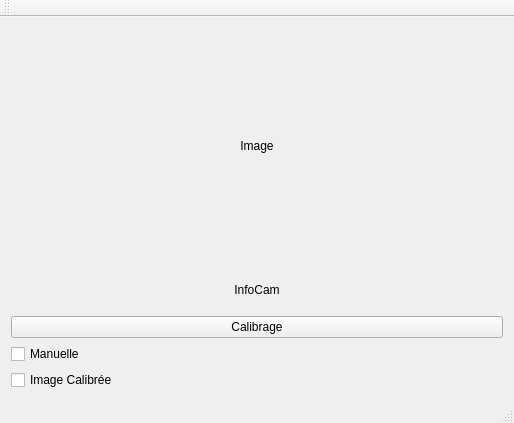
Above: Tap_The_Rainbow/mainwindow.ui from arnaudricaud/Tap_The_Rainbow before the change. Below: the same form after it.
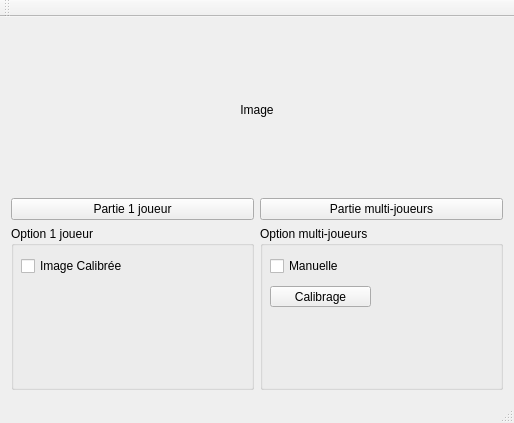
That is the form after the change.

Commit message: Interface V1 :jack_o_lantern:

Patch:
```diff
--- a/Tap_The_Rainbow/mainwindow.ui
+++ b/Tap_The_Rainbow/mainwindow.ui
@@ -18,20 +18,6 @@
     <bool>true</bool>
    </property>
    <layout class="QGridLayout" name="gridLayout_3">
-    <item row="2" column="0">
-     <widget class="QCheckBox" name="checkAuto">
-      <property name="text">
-       <string>Manuelle</string>
-      </property>
-     </widget>
-    </item>
-    <item row="1" column="0">
-     <widget class="QPushButton" name="pushButton">
-      <property name="text">
-       <string>Calibrage</string>
-      </property>
-     </widget>
-    </item>
     <item row="0" column="0">
      <layout class="QHBoxLayout" name="horizontalLayout">
       <property name="sizeConstraint">
@@ -52,32 +38,96 @@
           </property>
          </widget>
         </item>
-        <item>
-         <widget class="QLabel" name="camInfo">
-          <property name="maximumSize">
-           <size>
-            <width>16777215</width>
-            <height>40</height>
-           </size>
-          </property>
-          <property name="text">
-           <string>InfoCam</string>
-          </property>
-          <property name="alignment">
-           <set>Qt::AlignCenter</set>
-          </property>
-         </widget>
-        </item>
        </layout>
       </item>
      </layout>
     </item>
-    <item row="3" column="0">
-     <widget class="QCheckBox" name="imgCalib">
-      <property name="text">
-       <string>Image Calibrée</string>
-      </property>
-     </widget>
+    <item row="2" column="0">
+     <layout class="QHBoxLayout" name="horizontalLayout_2">
+      <item>
+       <widget class="QGroupBox" name="groupBox">
+        <property name="minimumSize">
+         <size>
+          <width>0</width>
+          <height>100</height>
+         </size>
+        </property>
+        <property name="title">
+         <string>Option 1 joueur</string>
+        </property>
+        <widget class="QCheckBox" name="imgCalib">
+         <property name="geometry">
+          <rect>
+           <x>10</x>
+           <y>30</y>
+           <width>101</width>
+           <height>20</height>
+          </rect>
+         </property>
+         <property name="text">
+          <string>Image Calibrée</string>
+         </property>
+        </widget>
+       </widget>
+      </item>
+      <item>
+       <widget class="QGroupBox" name="groupBox_2">
+        <property name="minimumSize">
+         <size>
+          <width>0</width>
+          <height>100</height>
+         </size>
+        </property>
+        <property name="title">
+         <string>Option multi-joueurs</string>
+        </property>
+        <widget class="QCheckBox" name="checkAuto">
+         <property name="geometry">
+          <rect>
+           <x>10</x>
+           <y>30</y>
+           <width>91</width>
+           <height>20</height>
+          </rect>
+         </property>
+         <property name="text">
+          <string>Manuelle</string>
+         </property>
+        </widget>
+        <widget class="QPushButton" name="pushButton">
+         <property name="geometry">
+          <rect>
+           <x>10</x>
+           <y>60</y>
+           <width>101</width>
+           <height>21</height>
+          </rect>
+         </property>
+         <property name="text">
+          <string>Calibrage</string>
+         </property>
+        </widget>
+       </widget>
+      </item>
+     </layout>
+    </item>
+    <item row="1" column="0">
+     <layout class="QHBoxLayout" name="horizontalLayout_3">
+      <item>
+       <widget class="QPushButton" name="butonJoueur">
+        <property name="text">
+         <string>Partie 1 joueur</string>
+        </property>
+       </widget>
+      </item>
+      <item>
+       <widget class="QPushButton" name="butonMulti">
+        <property name="text">
+         <string>Partie multi-joueurs</string>
+        </property>
+       </widget>
+      </item>
+     </layout>
     </item>
    </layout>
   </widget>
```
Left out of the diff: 2 changed lines with no effect on the pictures. The commit also changes 2 other files.
